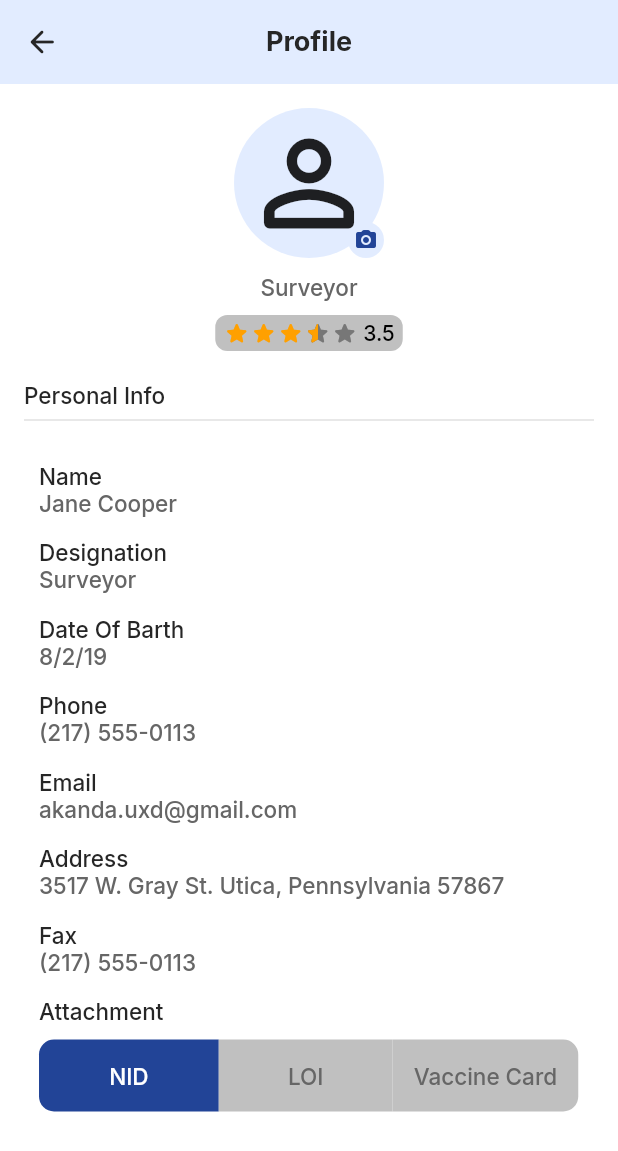
After one commit to Nababmithun/Shipping-App-with-Flutter-UI-, a Flutter app: the ProfilePage screen opened directly, on a phone screen of 412 x 824 dp. The commit adds this screen. Shown: the top 1151 px of the screen. Run offline on Flutter 3.47's test engine with Material 2 defaults, Android fonts, the phone set to English and light mode, and no system bars; drawn by our look-alikes of flutter_rating_bar; our stand-ins replace fl_chart, google_fonts.

Commit message:
feature: profile, impl: profile ui implement

```diff
--- a/lib/features/home/view/home_page.dart
+++ b/lib/features/home/view/home_page.dart
@@ -1,6 +1,7 @@
 import 'package:flutter/material.dart';
 import 'package:interport/features/home/view/widgets/info_card_widget.dart';
 import 'package:interport/features/home/view/widgets/pie_chart_widget.dart';
+import 'package:interport/features/profile/view/profile_page.dart';
 import 'package:interport/res/resources/colors.dart';
 import 'package:interport/res/resources/string_resources.dart';
 import 'package:interport/res/widgets/common_text_widget.dart';
@@ -34,6 +35,15 @@ class _HomePageState extends State<HomePage> {
       ),
       leading: Padding(
         padding: const EdgeInsets.all(10.0),
+        child: GestureDetector(
+          onTap: () {
+            Navigator.push(
+              context,
+              MaterialPageRoute(
+                builder: (context) => const ProfilePage(),
+              ),
+            );
+          },
           child: Container(
             height: 36,
             width: 36,
@@ -44,6 +54,7 @@ class _HomePageState extends State<HomePage> {
             child: const Icon(
               Icons.person_outline_rounded,
               color: Colors.white,
+            ),
           ),
         ),
       ),
--- /dev/null
+++ b/lib/features/profile/view/profile_page.dart
@@ -0,0 +1,302 @@
+import 'package:flutter/material.dart';
+import 'package:flutter_rating_bar/flutter_rating_bar.dart';
+import 'package:interport/res/resources/colors.dart';
+import 'package:interport/res/widgets/common_text_widget.dart';
+
+class ProfilePage extends StatefulWidget {
+  const ProfilePage({Key? key}) : super(key: key);
+
+  @override
+  State<ProfilePage> createState() => _ProfilePageState();
+}
+
+class _ProfilePageState extends State<ProfilePage> {
+  int _selectedIndex = 1;
+  @override
+  Widget build(BuildContext context) {
+    var spaceHeightMax = const SizedBox(
+      height: 10,
+    );
+    var spaceHeightMin = const SizedBox(
+      height: 5,
+    );
+    var screenHeight = MediaQuery.of(context).size.height;
+    var screenWidth = MediaQuery.of(context).size.width;
+    var appBarWidget = AppBar(
+      centerTitle: true,
+      backgroundColor: AppTheme.appBarColor,
+      elevation: 0,
+      automaticallyImplyLeading: false,
+      leading: GestureDetector(
+        onTap: () {
+          Navigator.pop(context);
+        },
+        child: Icon(
+          Icons.arrow_back_rounded,
+          color: AppTheme.darkBlackColor,
+        ),
+      ),
+      title: CommonTextWidget(
+        text: "Profile",
+        fontWeight: FontWeight.w700,
+        fontSize: 18,
+        color: AppTheme.darkBlackColor,
+      ),
+    );
+    var profileWidget = Stack(
+      alignment: AlignmentDirectional.bottomEnd,
+      children: [
+        Container(
+            height: 100,
+            width: 100,
+            decoration: BoxDecoration(
+              borderRadius: BorderRadius.circular(100),
+              color: AppTheme.appBarColor,
+            ),
+            child: const Center(
+              child: Padding(
+                padding: EdgeInsets.all(5.0),
+                child: Icon(
+                  Icons.person_outline_rounded,
+                  size: 90,
+                ),
+              ),
+            )),
+        Container(
+            height: 24,
+            width: 24,
+            decoration: BoxDecoration(
+              borderRadius: BorderRadius.circular(100),
+              color: AppTheme.appBarColor,
+            ),
+            child: Center(
+              child: Padding(
+                padding: const EdgeInsets.all(3.0),
+                child: Icon(
+                  Icons.camera_alt_rounded,
+                  size: 16,
+                  color: AppTheme.primaryColor,
+                ),
+              ),
+            )),
+      ],
+    );
+    var surveyorTextWidget = CommonTextWidget(
+      text: "Surveyor",
+      fontSize: 15,
+      fontWeight: FontWeight.w500,
+      color: AppTheme.greyColor,
+    );
+    var ratingBarWidget = Container(
+      width: 125,
+      height: 24,
+      padding: const EdgeInsets.all(2),
+      decoration: BoxDecoration(
+        color: AppTheme.greySecondColor,
+        borderRadius: BorderRadius.circular(8),
+      ),
+      child: Row(
+        mainAxisAlignment: MainAxisAlignment.spaceEvenly,
+        children: [
+          RatingBarIndicator(
+            rating: 3.5,
+            itemBuilder: (context, index) => const Icon(
+              Icons.star_rounded,
+              color: Color(0xffFFA000),
+            ),
+            itemCount: 5,
+            itemSize: 18.0,
+            direction: Axis.horizontal,
+          ),
+          const CommonTextWidget(
+            text: "3.5",
+            fontWeight: FontWeight.w500,
+          ),
+        ],
+      ),
+    );
+    infoFieldWidget({String? title, String? fieldData}) => Padding(
+          padding: const EdgeInsets.only(left: 10.0),
+          child: Row(
+            children: [
+              Column(
+                crossAxisAlignment: CrossAxisAlignment.start,
+                children: [
+                  CommonTextWidget(
+                    text: title,
+                    fontSize: 15,
+                    fontWeight: FontWeight.w500,
+                    color: AppTheme.darkBlackColor,
+                  ),
+                  CommonTextWidget(
+                    text: fieldData,
+                    fontSize: 15,
+                    fontWeight: FontWeight.w500,
+                    color: AppTheme.greyColor,
+                  ),
+                ],
+              ),
+            ],
+          ),
+        );
+    return Scaffold(
+      backgroundColor: Colors.white,
+      appBar: appBarWidget,
+      body: Padding(
+        padding: const EdgeInsets.all(16.0),
+        child: SingleChildScrollView(
+          child: Column(
+            mainAxisAlignment: MainAxisAlignment.center,
+            children: [
+              profileWidget,
+              spaceHeightMax,
+              surveyorTextWidget,
+              spaceHeightMax,
+              ratingBarWidget,
+              spaceHeightMax,
+              spaceHeightMax,
+              Row(
+                children: [
+                  CommonTextWidget(
+                    text: "Personal Info",
+                    fontWeight: FontWeight.w500,
+                    fontSize: 15,
+                    color: AppTheme.darkBlackColor,
+                  ),
+                ],
+              ),
+              const Divider(thickness: 1),
+              spaceHeightMax,
+              spaceHeightMax,
+              infoFieldWidget(title: "Name", fieldData: "Jane Cooper"),
+              spaceHeightMax,
+              spaceHeightMin,
+              infoFieldWidget(title: "Designation", fieldData: "Surveyor"),
+              spaceHeightMax,
+              spaceHeightMin,
+              infoFieldWidget(title: "Date Of Barth", fieldData: "8/2/19"),
+              spaceHeightMax,
+              spaceHeightMin,
+              infoFieldWidget(title: "Phone", fieldData: "(217) 555-0113"),
+              spaceHeightMax,
+              spaceHeightMin,
+              infoFieldWidget(
+                  title: "Email", fieldData: "akanda.uxd@gmail.com"),
+              spaceHeightMax,
+              spaceHeightMin,
+              infoFieldWidget(
+                  title: "Address",
+                  fieldData: "3517 W. Gray St. Utica, Pennsylvania 57867"),
+              spaceHeightMax,
+              spaceHeightMin,
+              infoFieldWidget(title: "Fax", fieldData: "(217) 555-0113"),
+              spaceHeightMax,
+              spaceHeightMin,
+              Padding(
+                padding: const EdgeInsets.only(left: 10.0),
+                child: Row(
+                  children: [
+                    CommonTextWidget(
+                      text: "Attachment",
+                      fontWeight: FontWeight.w500,
+                      fontSize: 15,
+                      color: AppTheme.darkBlackColor,
+                    ),
+                  ],
+                ),
+              ),
+              spaceHeightMax,
+              Padding(
+                padding: const EdgeInsets.only(left: 10.0, right: 10),
+                child: Row(
+                  children: [
+                    GestureDetector(
+                      onTap: () {
+                        _selectedIndex = 1;
+                        setState(() {});
+                      },
+                      child: Container(
+                        height: 48,
+                        width: screenWidth / 3 - 17.5,
+                        decoration: BoxDecoration(
+                          color: _selectedIndex == 1
+                              ? AppTheme.primaryColor
+                              : AppTheme.greySecondColor,
+                          borderRadius: const BorderRadius.only(
+                            topLeft: Radius.circular(10),
+                            bottomLeft: Radius.circular(10),
+                          ),
+                        ),
+                        child: Center(
+                            child: CommonTextWidget(
+                          text: "NID",
+                          color: _selectedIndex == 1
+                              ? Colors.white
+                              : AppTheme.greyColor,
+                          fontWeight: FontWeight.w500,
+                          fontSize: 15,
+                        )),
+                      ),
+                    ),
+                    GestureDetector(
+                      onTap: () {
+                        _selectedIndex = 2;
+                        setState(() {});
+                      },
+                      child: Container(
+                        height: 48,
+                        width: screenWidth / 3 - 21.5,
+                        decoration: BoxDecoration(
+                          color: _selectedIndex == 2
+                              ? AppTheme.primaryColor
+                              : AppTheme.greySecondColor,
+                        ),
+                        child: Center(
+                            child: CommonTextWidget(
+                          text: "LOI",
+                          color: _selectedIndex == 2
+                              ? Colors.white
+                              : AppTheme.greyColor,
+                          fontWeight: FontWeight.w500,
+                          fontSize: 15,
+                        )),
+                      ),
+                    ),
+                    GestureDetector(
+                      onTap: () {
+                        _selectedIndex = 3;
+                        setState(() {});
+                      },
+                      child: Container(
+                        height: 48,
+                        width: screenWidth / 3 - 13.5,
+                        decoration: BoxDecoration(
+                          color: _selectedIndex == 3
+                              ? AppTheme.primaryColor
+                              : AppTheme.greySecondColor,
+                          borderRadius: const BorderRadius.only(
+                            topRight: Radius.circular(10),
+                            bottomRight: Radius.circular(10),
+                          ),
+                        ),
+                        child: Center(
+                            child: CommonTextWidget(
+                          text: "Vaccine Card",
+                          color: _selectedIndex == 3
+                              ? Colors.white
+                              : AppTheme.greyColor,
+                          fontWeight: FontWeight.w500,
+                          fontSize: 15,
+                        )),
+                      ),
+                    ),
+                  ],
+                ),
+              ),
+            ],
+          ),
+        ),
+      ),
+    );
+  }
+}
--- a/pubspec.yaml
+++ b/pubspec.yaml
@@ -17,6 +17,7 @@ dependencies:
   cupertino_icons: ^1.0.2
   google_fonts: ^3.0.1
   fl_chart: ^0.55.1
+  flutter_rating_bar: ^4.0.1
 
 dev_dependencies:
   flutter_test:
```
Also changed, not shown: pubspec.lock. Lines whose indentation alone changed are shown as unchanged.
